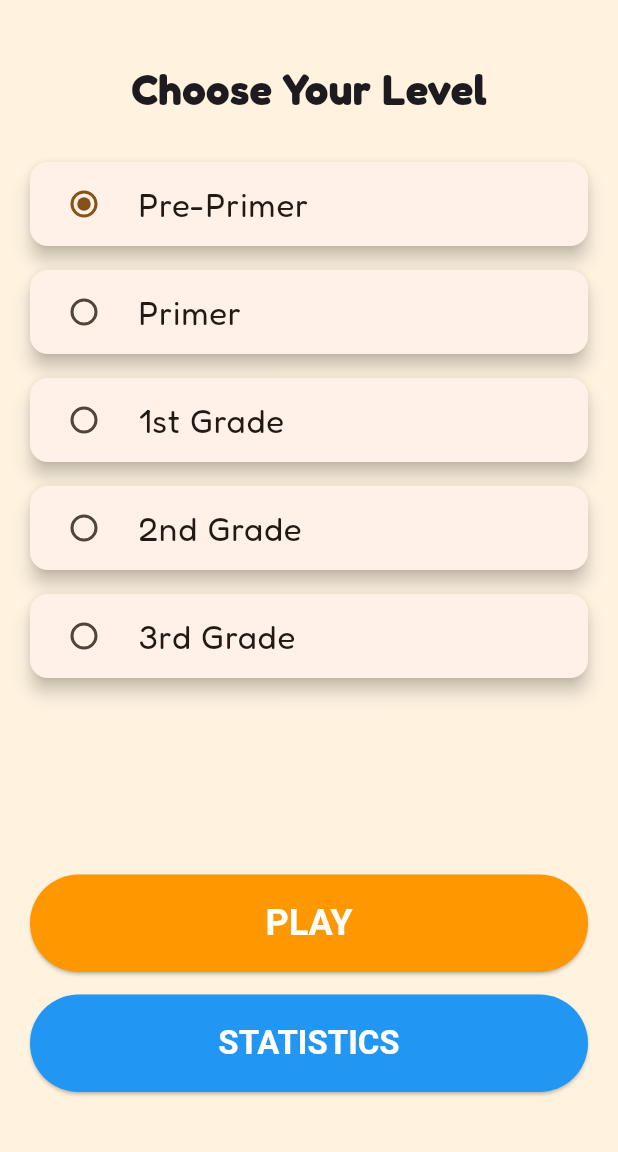
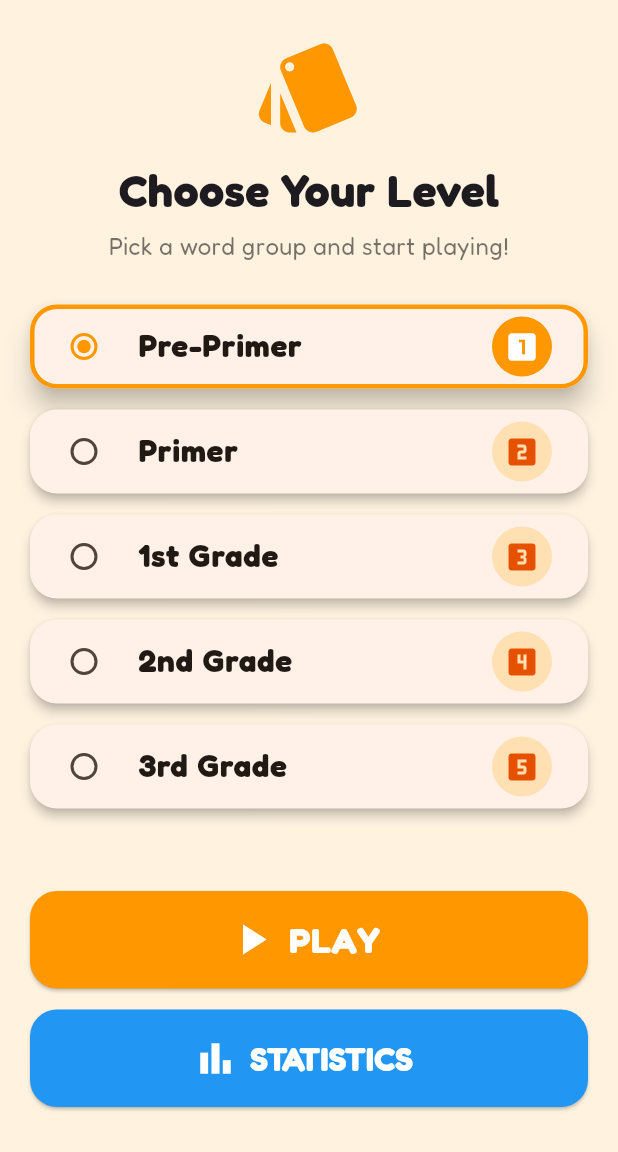
Before and after one commit to Arfrial/dolch-sight-word-game, a Flutter app: the screen it shows after launch, on a phone screen of 412 x 824 dp, the part 84-1236 px from its top. Run offline on Flutter 3.47's test engine with Material 3 defaults, Android fonts, the phone set to English and light mode, and no system bars; our stand-ins replace google_fonts, shared_preferences.

Commit message:
UX polish

```diff
--- a/lib/screens/home_screen.dart
+++ b/lib/screens/home_screen.dart
@@ -20,6 +20,14 @@ class _HomeScreenState extends State<HomeScreen> {
     "3rd Grade",
   ];
 
+  final List<IconData> levelIcons = [
+    Icons.looks_one,
+    Icons.looks_two,
+    Icons.looks_3,
+    Icons.looks_4,
+    Icons.looks_5,
+  ];
+
   @override
   Widget build(BuildContext context) {
     return Scaffold(
@@ -30,18 +38,36 @@ class _HomeScreenState extends State<HomeScreen> {
         backgroundColor: Colors.orange,
         foregroundColor: Colors.white,
       ),
-      body: Padding(
+      body: SafeArea(
+        child: Padding(
           padding: const EdgeInsets.all(20),
           child: Column(
             children: [
-            const SizedBox(height: 20),
+              const Icon(
+                Icons.style,
+                size: 75,
+                color: Colors.orange,
+              ),
+
+              const SizedBox(height: 10),
 
               const Text(
                 "Choose Your Level",
                 style: TextStyle(
-                fontSize: 28,
+                  fontSize: 30,
                   fontWeight: FontWeight.bold,
                 ),
+              ),
+
+              const SizedBox(height: 5),
+
+              const Text(
+                "Pick a word group and start playing!",
+                style: TextStyle(
+                  fontSize: 16,
+                  color: Colors.black54,
+                ),
+                textAlign: TextAlign.center,
               ),
 
               const SizedBox(height: 20),
@@ -51,20 +77,45 @@ class _HomeScreenState extends State<HomeScreen> {
                   itemCount: levels.length,
                   itemBuilder: (context, index) {
                     final level = levels[index];
+                    final isSelected = selectedLevel == level;
 
                     return Card(
-                    elevation: 5,
-                    margin: const EdgeInsets.symmetric(vertical: 8),
+                      elevation: isSelected ? 7 : 3,
+                      margin: const EdgeInsets.symmetric(vertical: 7),
+                      shape: RoundedRectangleBorder(
+                        borderRadius: BorderRadius.circular(18),
+                        side: BorderSide(
+                          color: isSelected
+                              ? Colors.orange
+                              : Colors.transparent,
+                          width: 3,
+                        ),
+                      ),
                       child: RadioListTile<String>(
+                        value: level,
+                        groupValue: selectedLevel,
+                        activeColor: Colors.orange,
+                        secondary: CircleAvatar(
+                          backgroundColor: isSelected
+                              ? Colors.orange
+                              : Colors.orange.shade100,
+                          foregroundColor: isSelected
+                              ? Colors.white
+                              : Colors.orange.shade900,
+                          child: Icon(levelIcons[index]),
+                        ),
                         title: Text(
                           level,
-                        style: const TextStyle(fontSize: 22),
+                          style: const TextStyle(
+                            fontSize: 21,
+                            fontWeight: FontWeight.bold,
                           ),
-                      value: level,
-                      groupValue: selectedLevel,
+                        ),
                         onChanged: (value) {
+                          if (value == null) return;
+
                           setState(() {
-                          selectedLevel = value!;
+                            selectedLevel = value;
                           });
                         },
                       ),
@@ -73,10 +124,12 @@ class _HomeScreenState extends State<HomeScreen> {
                 ),
               ),
 
+              const SizedBox(height: 12),
+
               SizedBox(
                 width: double.infinity,
                 height: 65,
-              child: ElevatedButton(
+                child: ElevatedButton.icon(
                   onPressed: () {
                     Navigator.push(
                       context,
@@ -87,24 +140,33 @@ class _HomeScreenState extends State<HomeScreen> {
                       ),
                     );
                   },
-                style: ElevatedButton.styleFrom(
-                  backgroundColor: Colors.orange,
-                  foregroundColor: Colors.white,
-                  textStyle: const TextStyle(
+                  icon: const Icon(
+                    Icons.play_arrow,
+                    size: 34,
+                  ),
+                  label: const Text(
+                    "PLAY",
+                    style: TextStyle(
                       fontSize: 24,
                       fontWeight: FontWeight.bold,
                     ),
                   ),
-                child: const Text("PLAY"),
+                  style: ElevatedButton.styleFrom(
+                    backgroundColor: Colors.orange,
+                    foregroundColor: Colors.white,
+                    shape: RoundedRectangleBorder(
+                      borderRadius: BorderRadius.circular(18),
+                    ),
+                  ),
                 ),
               ),
 
-            const SizedBox(height: 15),
+              const SizedBox(height: 14),
 
               SizedBox(
                 width: double.infinity,
                 height: 65,
-              child: ElevatedButton(
+                child: ElevatedButton.icon(
                   onPressed: () {
                     Navigator.push(
                       context,
@@ -113,20 +175,30 @@ class _HomeScreenState extends State<HomeScreen> {
                       ),
                     );
                   },
-                style: ElevatedButton.styleFrom(
-                  backgroundColor: Colors.blue,
-                  foregroundColor: Colors.white,
-                  textStyle: const TextStyle(
+                  icon: const Icon(
+                    Icons.bar_chart,
+                    size: 30,
+                  ),
+                  label: const Text(
+                    "STATISTICS",
+                    style: TextStyle(
                       fontSize: 22,
                       fontWeight: FontWeight.bold,
                     ),
                   ),
-                child: const Text("STATISTICS"),
+                  style: ElevatedButton.styleFrom(
+                    backgroundColor: Colors.blue,
+                    foregroundColor: Colors.white,
+                    shape: RoundedRectangleBorder(
+                      borderRadius: BorderRadius.circular(18),
+                    ),
+                  ),
                 ),
               ),
 
-            const SizedBox(height: 20),
+              const SizedBox(height: 10),
             ],
+          ),
         ),
       ),
     );
```
Also changed, not shown: lib/screens/results_screen.dart (+101 -23 lines). Lines whose indentation alone changed are shown as unchanged.
